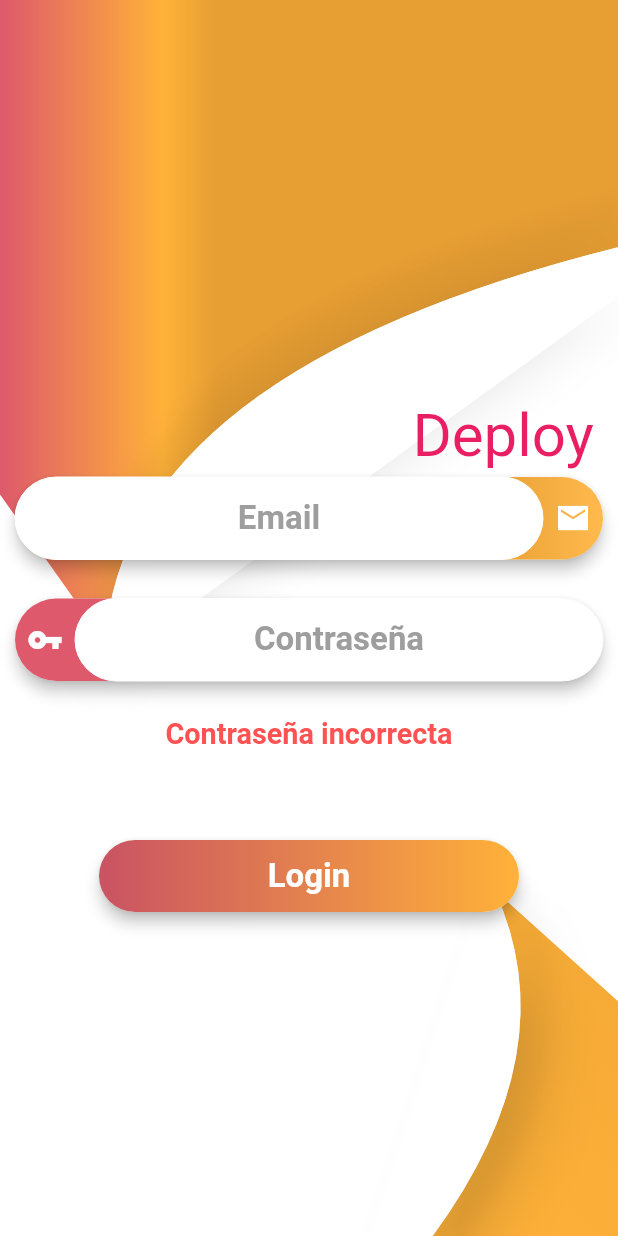
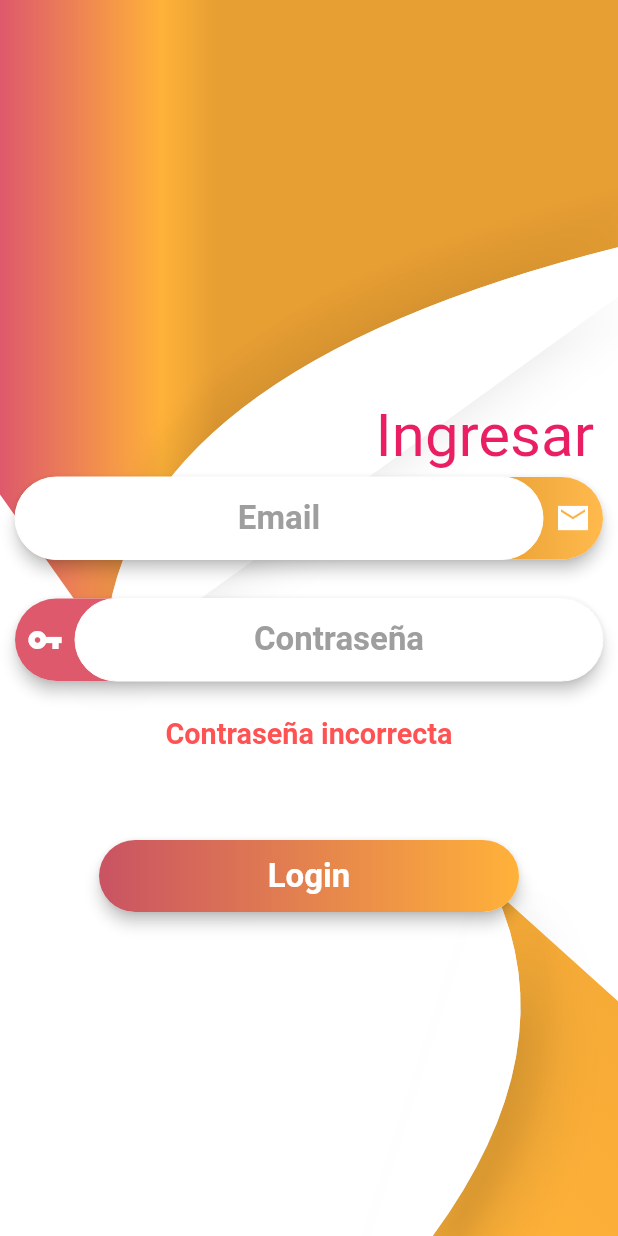
Before and after one commit to hernan74/control_usuarios, a Flutter app: the screen it shows after launch, on a phone screen of 412 x 824 dp. Run offline on Flutter 3.47's test engine with Material 2 defaults, Android fonts, the phone set to English and light mode, and no system bars; our stand-ins replace font_awesome_flutter, image_picker.

Commit message:
se termino las pruebas de despliegue

```diff
--- a/lib/src/pages/login_page.dart
+++ b/lib/src/pages/login_page.dart
@@ -80,7 +80,7 @@ class _Titulo extends StatelessWidget {
         width: anchoMaximo * 95 / 100,
         alignment: Alignment.centerRight,
         child: Text(
-          'Deploy',
+          'Ingresar',
           style: TextStyle(
               fontSize: sizeScreemUtil(
                   sizeActual: altoMaximo * 10 / 100, sizeMin: 20, sizeMax: 40),
```
